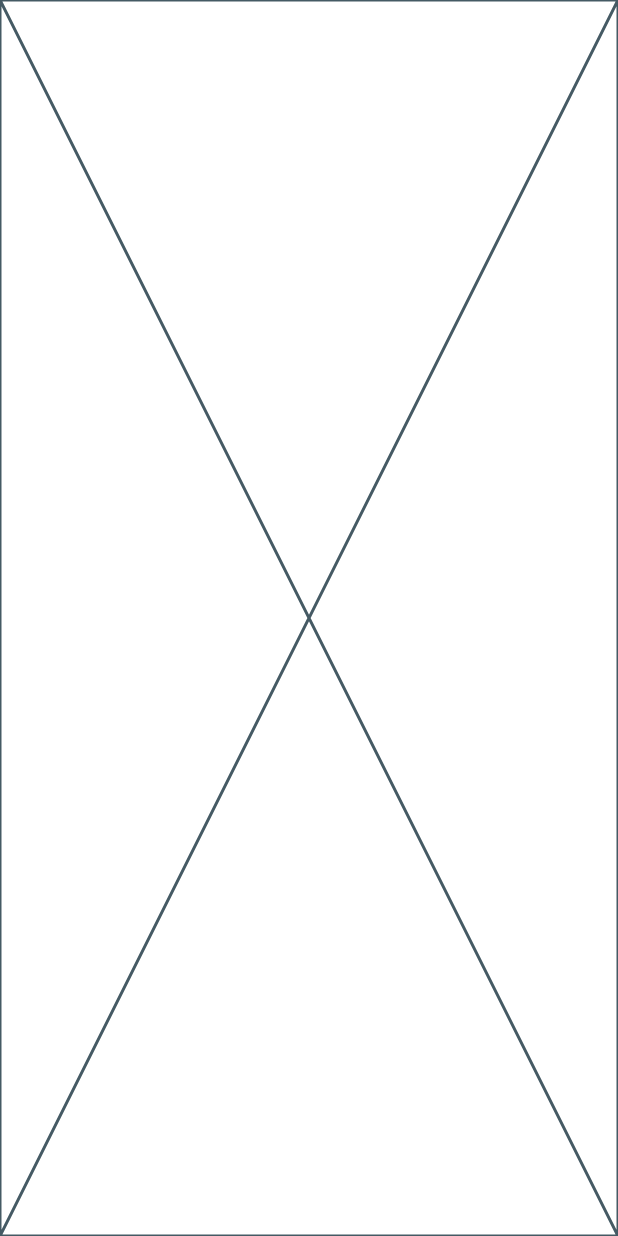
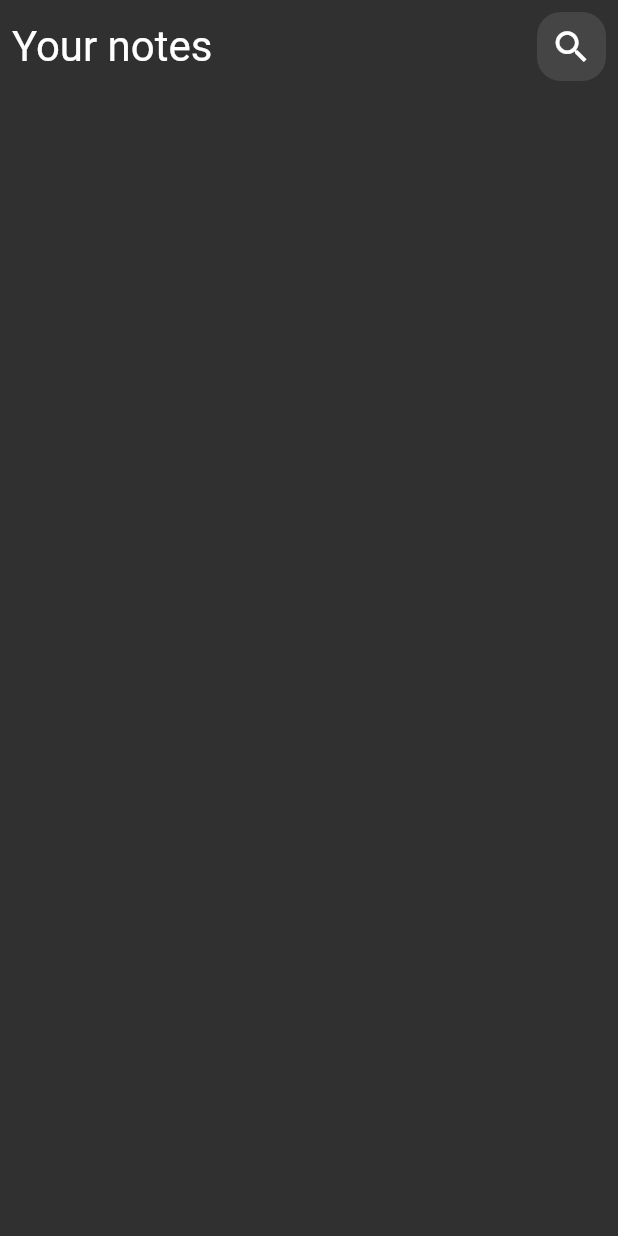
Before and after one commit to 13octt/Note-App, a Flutter app: the screen it shows after launch, on a phone screen of 412 x 824 dp. Run offline on Flutter 3.47's test engine with Material 2 defaults, Android fonts, the phone set to English and light mode, and no system bars.

Commit message:
custom app bar and search icon

```diff
--- a/lib/main.dart
+++ b/lib/main.dart
@@ -1,5 +1,5 @@
 import 'package:flutter/material.dart';
-import 'package:note_app/note_view.dart';
+import 'package:note_app/views/note_view.dart';
 
 void main() {
   runApp(const NoteApp());
@@ -12,6 +12,7 @@ class NoteApp extends StatelessWidget{
   @override
   Widget build(BuildContext context) {
     return MaterialApp(
+      debugShowCheckedModeBanner: false,
       theme: ThemeData(brightness: Brightness.dark,),
       home: const NoteView(),
     );
--- a/lib/note_view.dart
+++ b/lib/views/note_view.dart
@@ -1,10 +1,11 @@
 import 'package:flutter/material.dart';
+import 'widgets/note_view_body.dart';
 
 class NoteView extends StatelessWidget {
   const NoteView({super.key});
 
   @override
   Widget build(BuildContext context) {
-    return const Placeholder();
+    return const Scaffold(body: NoteViewBody());
   }
 }
--- /dev/null
+++ b/lib/views/widgets/custom_app_bar.dart
@@ -0,0 +1,22 @@
+import 'package:flutter/material.dart';
+import './custom_icon.dart';
+
+class CustomAppBar extends StatelessWidget {
+  const CustomAppBar({super.key});
+
+  @override
+  Widget build(BuildContext context) {
+    return const Row(
+      children: [
+        Text(
+          'Your notes',
+          style: TextStyle(
+            fontSize: 28,
+          ),
+        ),
+        Spacer(),
+        CustomSearchIcon(),
+      ],
+    );
+  }
+}
--- /dev/null
+++ b/lib/views/widgets/custom_icon.dart
@@ -0,0 +1,21 @@
+import 'package:flutter/material.dart';
+
+class CustomSearchIcon extends StatelessWidget {
+  const CustomSearchIcon({super.key});
+
+  @override
+  Widget build(BuildContext context) {
+    return Container(
+      height: 46,
+      width: 46,
+      decoration: BoxDecoration(
+          color: Colors.white.withOpacity(.1),
+          borderRadius: BorderRadius.circular(16)),
+      child: const Center(
+          child: Icon(
+        Icons.search,
+        size: 28,
+      )),
+    );
+  }
+}
--- /dev/null
+++ b/lib/views/widgets/note_view_body.dart
@@ -0,0 +1,18 @@
+import 'package:flutter/material.dart';
+import './custom_app_bar.dart';
+
+class NoteViewBody extends StatelessWidget {
+  const NoteViewBody({super.key});
+
+  @override
+  Widget build(BuildContext context) {
+    return const Padding(
+      padding:  EdgeInsets.all(8.0),
+      child:  Column(
+        children: [
+          SafeArea(child: CustomAppBar()),
+        ],
+      ),
+    );
+  }
+}
```
